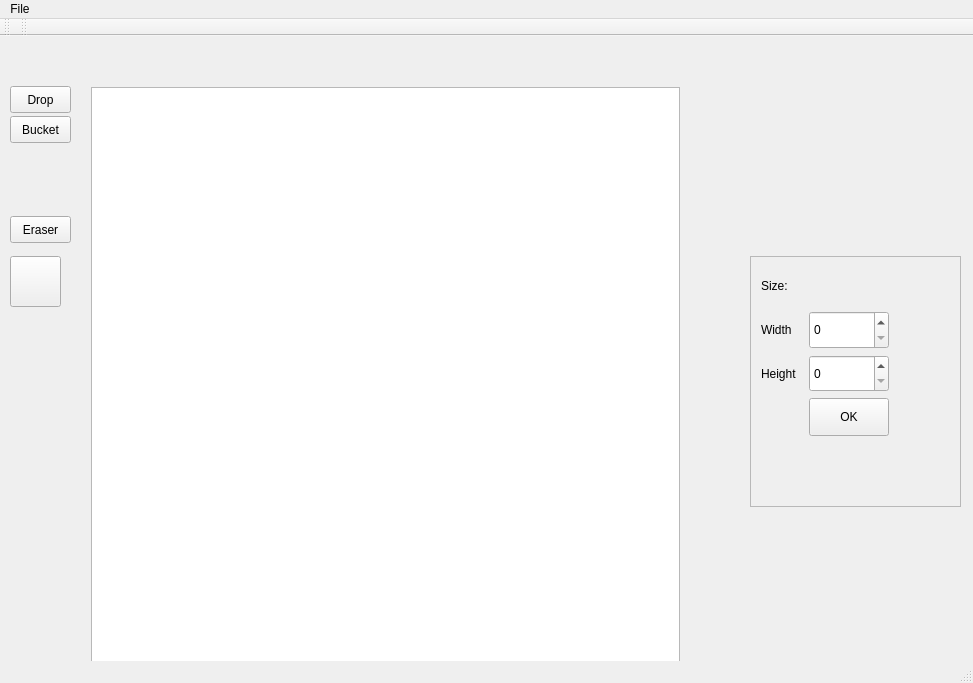
This is spriteview.ui in Mitten25/SpriteEditor as Qt 5 draws it before an edit. The edited form follows.
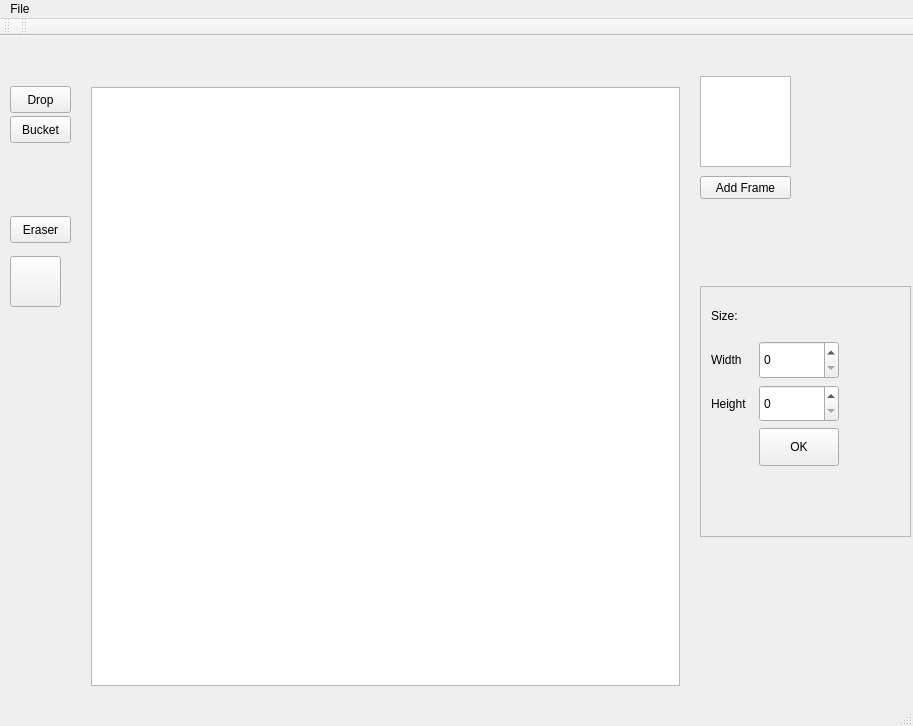
This is the edited form.

Commit message: save and load needs to get frames to be complete

Patch:
```diff
--- a/spriteview.ui
+++ b/spriteview.ui
@@ -6,8 +6,8 @@
    <rect>
     <x>0</x>
     <y>0</y>
-    <width>973</width>
-    <height>683</height>
+    <width>913</width>
+    <height>726</height>
    </rect>
   </property>
   <property name="minimumSize">
@@ -240,8 +240,8 @@
    <widget class="QFrame" name="frame">
     <property name="geometry">
      <rect>
-      <x>750</x>
-      <y>220</y>
+      <x>700</x>
+      <y>250</y>
       <width>211</width>
       <height>251</height>
      </rect>
@@ -363,14 +363,37 @@
      </layout>
     </widget>
    </widget>
+   <widget class="QTableWidget" name="framesTable">
+    <property name="geometry">
+     <rect>
+      <x>700</x>
+      <y>40</y>
+      <width>91</width>
+      <height>91</height>
+     </rect>
+    </property>
+   </widget>
+   <widget class="QPushButton" name="addFrameButton">
+    <property name="geometry">
+     <rect>
+      <x>700</x>
+      <y>140</y>
+      <width>91</width>
+      <height>23</height>
+     </rect>
+    </property>
+    <property name="text">
+     <string>Add Frame</string>
+    </property>
+   </widget>
   </widget>
   <widget class="QMenuBar" name="menuBar">
    <property name="geometry">
     <rect>
      <x>0</x>
      <y>0</y>
-     <width>973</width>
-     <height>19</height>
+     <width>913</width>
+     <height>21</height>
     </rect>
    </property>
    <widget class="QMenu" name="menuSprite_Editor">
```
Left out of the diff: 10 changed lines with no effect on the pictures. The commit also changes 2 other files.
